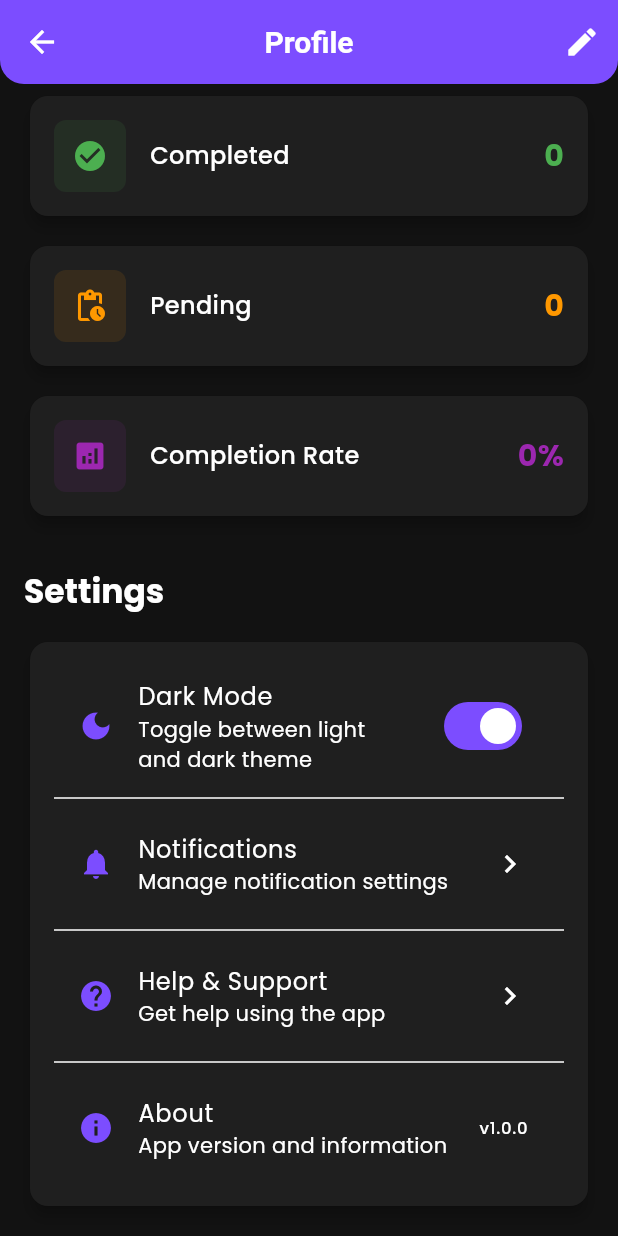
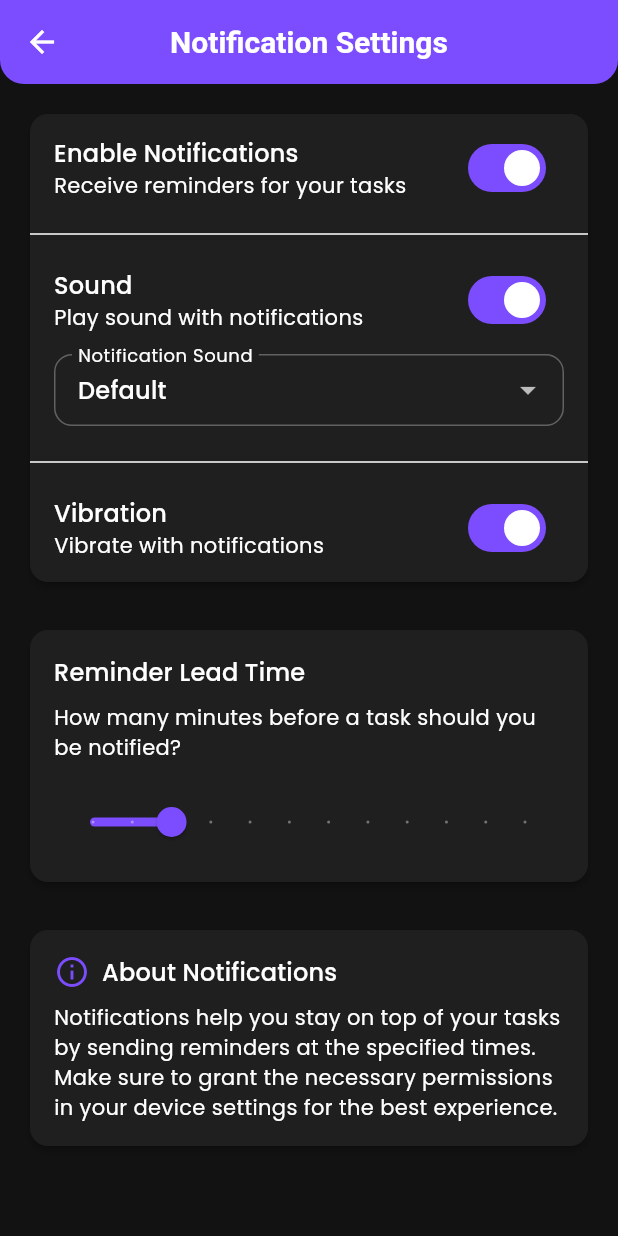
Before and after one commit to iitristan/taskify, a Flutter app: the ProfileScreen screen opened directly, scrolled down 380 dp, after a tap on "Notifications", on a phone screen of 412 x 824 dp. Run offline on Flutter 3.47's test engine with Material 3 defaults, Android fonts, the phone set to English and light mode, and no system bars; our stand-ins replace flutter_local_notifications, google_fonts, shared_preferences, sqflite, table_calendar, timezone; accounts and stored records are empty.

Commit message:
Notifications

```diff
--- a/lib/main.dart
+++ b/lib/main.dart
@@ -8,6 +8,8 @@ import 'providers/theme_provider.dart';
 import 'providers/todo_provider.dart';
 import 'providers/user_provider.dart';
 import 'screens/splash_screen.dart';
+
+final GlobalKey<NavigatorState> navigatorKey = GlobalKey<NavigatorState>();
 
 void main() {
   runApp(const MyApp());
@@ -29,6 +31,7 @@ class MyApp extends StatelessWidget {
       child: Consumer<ThemeProvider>(
         builder: (context, themeProvider, child) {
           return MaterialApp(
+            navigatorKey: navigatorKey,
             title: 'Taskify',
             debugShowCheckedModeBanner: false,
             theme: themeProvider.getTheme().copyWith(
--- a/lib/models/reminder.dart
+++ b/lib/models/reminder.dart
@@ -32,4 +32,20 @@ class Reminder {
       repeatType: map['repeatType'],
     );
   }
+
+  Reminder copyWith({
+    int? id,
+    int? todoId,
+    DateTime? reminderTime,
+    bool? isRepeating,
+    String? repeatType,
+  }) {
+    return Reminder(
+      id: id ?? this.id,
+      todoId: todoId ?? this.todoId,
+      reminderTime: reminderTime ?? this.reminderTime,
+      isRepeating: isRepeating ?? this.isRepeating,
+      repeatType: repeatType ?? this.repeatType,
+    );
+  }
 }
--- a/lib/providers/reminder_provider.dart
+++ b/lib/providers/reminder_provider.dart
@@ -3,9 +3,16 @@ import 'package:sqflite/sqflite.dart';
 import 'package:path/path.dart';
 import 'package:flutter_local_notifications/flutter_local_notifications.dart';
 import '../models/reminder.dart';
+import '../models/todo.dart';
+import '../providers/todo_provider.dart';
 import 'dart:async';
 import 'package:timezone/timezone.dart' as tz;
 import 'package:timezone/data/latest.dart' as tz_data;
+import 'package:shared_preferences/shared_preferences.dart';
+import 'package:provider/provider.dart';
+import 'package:flutter/material.dart';
+import 'dart:convert';
+import '../main.dart';
 
 class ReminderProvider with ChangeNotifier {
   List<Reminder> _reminders = [];
@@ -14,19 +21,51 @@ class ReminderProvider with ChangeNotifier {
   final FlutterLocalNotificationsPlugin flutterLocalNotificationsPlugin =
       FlutterLocalNotificationsPlugin();
 
+  // Notification settings
+  bool _notificationsEnabled = true;
+  bool _soundEnabled = true;
+  bool _vibrationEnabled = true;
+  String _selectedSound = 'default';
+  int _reminderLeadTime = 15;
+
   List<Reminder> get reminders => _reminders;
 
   Future<void> initPlugin() async {
     // Initialize timezone
     tz_data.initializeTimeZones();
 
-    const AndroidInitializationSettings initializationSettingsAndroid =
+    // Load notification settings
+    await _loadNotificationSettings();
+
+    // Configure notification settings
+    final AndroidInitializationSettings initializationSettingsAndroid =
         AndroidInitializationSettings('@mipmap/ic_launcher');
 
-    const DarwinInitializationSettings initializationSettingsIOS =
-        DarwinInitializationSettings();
+    final DarwinInitializationSettings initializationSettingsIOS =
+        DarwinInitializationSettings(
+          requestAlertPermission: true,
+          requestBadgePermission: true,
+          requestSoundPermission: true,
+          notificationCategories: [
+            DarwinNotificationCategory(
+              'taskify_reminders',
+              actions: [
+                DarwinNotificationAction.plain(
+                  'MARK_AS_DONE',
+                  'Mark as Done',
+                  options: {DarwinNotificationActionOption.foreground},
+                ),
+                DarwinNotificationAction.plain(
+                  'SNOOZE',
+                  'Snooze',
+                  options: {DarwinNotificationActionOption.foreground},
+                ),
+              ],
+            ),
+          ],
+        );
 
-    const InitializationSettings initializationSettings =
+    final InitializationSettings initializationSettings =
         InitializationSettings(
           android: initializationSettingsAndroid,
           iOS: initializationSettingsIOS,
@@ -34,12 +73,104 @@ class ReminderProvider with ChangeNotifier {
 
     await flutterLocalNotificationsPlugin.initialize(
       initializationSettings,
-      onDidReceiveNotificationResponse: (
-        NotificationResponse notificationResponse,
-      ) {
-        // Handle notification taps
-      },
+      onDidReceiveNotificationResponse: _handleNotificationResponse,
     );
+
+    // Request permissions on iOS
+    if (!kIsWeb) {
+      await flutterLocalNotificationsPlugin
+          .resolvePlatformSpecificImplementation<
+            IOSFlutterLocalNotificationsPlugin
+          >()
+          ?.requestPermissions(alert: true, badge: true, sound: true);
+    }
+  }
+
+  void _handleNotificationResponse(NotificationResponse response) async {
+    final String? payload = response.payload;
+    if (payload == null) return;
+
+    final Map<String, dynamic> data = json.decode(payload);
+    final int reminderId = data['reminderId'];
+    final int todoId = data['todoId'];
+
+    switch (response.actionId) {
+      case 'MARK_AS_DONE':
+        // Mark the todo as completed
+        final todoProvider = Provider.of<TodoProvider>(
+          navigatorKey.currentContext!,
+          listen: false,
+        );
+        final todo = todoProvider.todos.firstWhere(
+          (todo) => todo.id == todoId,
+          orElse:
+              () => Todo(title: '', description: '', dueDate: DateTime.now()),
+        );
+        if (todo.id != null) {
+          await todoProvider.updateTodo(todo.copyWith(isCompleted: true));
+        }
+        break;
+      case 'SNOOZE':
+        // Snooze the reminder for 15 minutes
+        final reminder = _reminders.firstWhere(
+          (r) => r.id == reminderId,
+          orElse: () => Reminder(todoId: todoId, reminderTime: DateTime.now()),
+        );
+        if (reminder.id != null) {
+          final newReminderTime = DateTime.now().add(
+            const Duration(minutes: 15),
+          );
+          await updateReminder(
+            reminder.copyWith(reminderTime: newReminderTime),
+          );
+        }
+        break;
+      default:
+        // Handle notification tap
+        break;
+    }
+  }
+
+  Future<void> _loadNotificationSettings() async {
+    final prefs = await SharedPreferences.getInstance();
+    _notificationsEnabled = prefs.getBool('notifications_enabled') ?? true;
+    _soundEnabled = prefs.getBool('notification_sound_enabled') ?? true;
+    _vibrationEnabled = prefs.getBool('notification_vibration_enabled') ?? true;
+    _selectedSound = prefs.getString('notification_sound') ?? 'default';
+    _reminderLeadTime = prefs.getInt('reminder_lead_time') ?? 15;
+  }
+
+  Future<void> updateNotificationSettings({
+    required bool enabled,
+    required bool soundEnabled,
+    required bool vibrationEnabled,
+    required String sound,
+    required int leadTime,
+  }) async {
+    _notificationsEnabled = enabled;
+    _soundEnabled = soundEnabled;
+    _vibrationEnabled = vibrationEnabled;
+    _selectedSound = sound;
+    _reminderLeadTime = leadTime;
+
+    // Reschedule all notifications with new settings
+    await _rescheduleAllNotifications();
+
+    notifyListeners();
+  }
+
+  Future<void> _rescheduleAllNotifications() async {
+    // Cancel all existing notifications
+    await flutterLocalNotificationsPlugin.cancelAll();
+
+    // Reschedule notifications if enabled
+    if (_notificationsEnabled) {
+      for (var reminder in _reminders) {
+        if (reminder.reminderTime.isAfter(DateTime.now())) {
+          await scheduleNotification(reminder);
+        }
+      }
+    }
   }
 
   Future<void> initDatabase() async {
@@ -172,27 +303,52 @@ class ReminderProvider with ChangeNotifier {
   }
 
   Future<void> scheduleNotification(Reminder reminder) async {
-    if (reminder.id == null) return;
+    if (reminder.id == null || !_notificationsEnabled) return;
 
     try {
-      AndroidNotificationDetails androidDetails =
-          const AndroidNotificationDetails(
+      final androidDetails = AndroidNotificationDetails(
         'taskify_reminders',
         'Task Reminders',
         channelDescription: 'Notifications for task reminders',
         importance: Importance.max,
         priority: Priority.high,
+        sound:
+            _soundEnabled
+                ? RawResourceAndroidNotificationSound(_selectedSound)
+                : null,
+        enableVibration: _vibrationEnabled,
+        styleInformation: BigTextStyleInformation(''),
+        category: AndroidNotificationCategory.reminder,
+        actions: [
+          const AndroidNotificationAction('MARK_AS_DONE', 'Mark as Done'),
+          const AndroidNotificationAction('SNOOZE', 'Snooze'),
+        ],
       );
 
-      DarwinNotificationDetails iosDetails = const DarwinNotificationDetails();
+      final iosDetails = DarwinNotificationDetails(
+        sound: _soundEnabled ? _selectedSound : null,
+        presentAlert: true,
+        presentBadge: true,
+        presentSound: _soundEnabled,
+        categoryIdentifier: 'taskify_reminders',
+      );
 
-      NotificationDetails notificationDetails = NotificationDetails(
+      final notificationDetails = NotificationDetails(
         android: androidDetails,
         iOS: iosDetails,
       );
 
-      // Convert DateTime to TZDateTime
-      final scheduledDate = tz.TZDateTime.from(reminder.reminderTime, tz.local);
+      // Prepare notification payload
+      final payload = json.encode({
+        'reminderId': reminder.id,
+        'todoId': reminder.todoId,
+      });
+
+      // Calculate notification time with lead time
+      final scheduledDate = tz.TZDateTime.from(
+        reminder.reminderTime.subtract(Duration(minutes: _reminderLeadTime)),
+        tz.local,
+      );
 
       if (reminder.isRepeating) {
         // Handle repeating notifications based on repeatType
@@ -218,6 +374,7 @@ class ReminderProvider with ChangeNotifier {
           'You have a task to complete',
           interval,
           notificationDetails,
+          payload: payload,
         );
       } else {
         await flutterLocalNotificationsPlugin.zonedSchedule(
@@ -229,10 +386,11 @@ class ReminderProvider with ChangeNotifier {
           androidAllowWhileIdle: true,
           uiLocalNotificationDateInterpretation:
               UILocalNotificationDateInterpretation.absoluteTime,
+          payload: payload,
         );
       }
     } catch (e) {
-      print('Error scheduling notification: $e');
+      debugPrint('Error scheduling notification: $e');
     }
   }
 
--- /dev/null
+++ b/lib/screens/notification_settings_screen.dart
@@ -0,0 +1,241 @@
+import 'package:flutter/material.dart';
+import 'package:provider/provider.dart';
+import '../providers/reminder_provider.dart';
+import 'package:shared_preferences/shared_preferences.dart';
+
+class NotificationSettingsScreen extends StatefulWidget {
+  const NotificationSettingsScreen({super.key});
+
+  @override
+  State<NotificationSettingsScreen> createState() =>
+      _NotificationSettingsScreenState();
+}
+
+class _NotificationSettingsScreenState
+    extends State<NotificationSettingsScreen> {
+  bool _notificationsEnabled = true;
+  bool _soundEnabled = true;
+  bool _vibrationEnabled = true;
+  String _selectedSound = 'default';
+  int _reminderLeadTime = 15; // minutes
+
+  final List<String> _soundOptions = [
+    'default',
+    'alert',
+    'bell',
+    'chime',
+    'none',
+  ];
+
+  @override
+  void initState() {
+    super.initState();
+    _loadSettings();
+  }
+
+  Future<void> _loadSettings() async {
+    final prefs = await SharedPreferences.getInstance();
+    setState(() {
+      _notificationsEnabled = prefs.getBool('notifications_enabled') ?? true;
+      _soundEnabled = prefs.getBool('notification_sound_enabled') ?? true;
+      _vibrationEnabled =
+          prefs.getBool('notification_vibration_enabled') ?? true;
+      _selectedSound = prefs.getString('notification_sound') ?? 'default';
+      _reminderLeadTime = prefs.getInt('reminder_lead_time') ?? 15;
+    });
+  }
+
+  Future<void> _saveSettings() async {
+    final prefs = await SharedPreferences.getInstance();
+    await prefs.setBool('notifications_enabled', _notificationsEnabled);
+    await prefs.setBool('notification_sound_enabled', _soundEnabled);
+    await prefs.setBool('notification_vibration_enabled', _vibrationEnabled);
+    await prefs.setString('notification_sound', _selectedSound);
+    await prefs.setInt('reminder_lead_time', _reminderLeadTime);
+
+    // Update notification settings in the ReminderProvider
+    if (mounted) {
+      final reminderProvider = Provider.of<ReminderProvider>(
+        context,
+        listen: false,
+      );
+      await reminderProvider.updateNotificationSettings(
+        enabled: _notificationsEnabled,
+        soundEnabled: _soundEnabled,
+        vibrationEnabled: _vibrationEnabled,
+        sound: _selectedSound,
+        leadTime: _reminderLeadTime,
+      );
+    }
+  }
+
+  @override
+  Widget build(BuildContext context) {
+    final colorScheme = Theme.of(context).colorScheme;
+    final textTheme = Theme.of(context).textTheme;
+
+    return Scaffold(
+      appBar: AppBar(
+        title: const Text('Notification Settings'),
+        backgroundColor: colorScheme.primary,
+        foregroundColor: Colors.white,
+      ),
+      body: ListView(
+        padding: const EdgeInsets.all(16),
+        children: [
+          Card(
+            elevation: 2,
+            shape: RoundedRectangleBorder(
+              borderRadius: BorderRadius.circular(12),
+            ),
+            child: Column(
+              children: [
+                SwitchListTile(
+                  title: Text(
+                    'Enable Notifications',
+                    style: textTheme.titleMedium,
+                  ),
+                  subtitle: const Text('Receive reminders for your tasks'),
+                  value: _notificationsEnabled,
+                  onChanged: (value) {
+                    setState(() {
+                      _notificationsEnabled = value;
+                    });
+                    _saveSettings();
+                  },
+                ),
+                const Divider(),
+                SwitchListTile(
+                  title: Text('Sound', style: textTheme.titleMedium),
+                  subtitle: const Text('Play sound with notifications'),
+                  value: _soundEnabled,
+                  onChanged:
+                      _notificationsEnabled
+                          ? (value) {
+                            setState(() {
+                              _soundEnabled = value;
+                            });
+                            _saveSettings();
+                          }
+                          : null,
+                ),
+                if (_soundEnabled && _notificationsEnabled) ...[
+                  Padding(
+                    padding: const EdgeInsets.symmetric(horizontal: 16),
+                    child: DropdownButtonFormField<String>(
+                      value: _selectedSound,
+                      decoration: const InputDecoration(
+                        labelText: 'Notification Sound',
+                      ),
+                      items:
+                          _soundOptions
+                              .map(
+                                (sound) => DropdownMenuItem(
+                                  value: sound,
+                                  child: Text(
+                                    sound.substring(0, 1).toUpperCase() +
+                                        sound.substring(1),
+                                  ),
+                                ),
+                              )
+                              .toList(),
+                      onChanged: (value) {
+                        if (value != null) {
+                          setState(() {
+                            _selectedSound = value;
+                          });
+                          _saveSettings();
+                        }
+                      },
+                    ),
+                  ),
+                  const SizedBox(height: 16),
+                ],
+                const Divider(),
+                SwitchListTile(
+                  title: Text('Vibration', style: textTheme.titleMedium),
+                  subtitle: const Text('Vibrate with notifications'),
+                  value: _vibrationEnabled,
+                  onChanged:
+                      _notificationsEnabled
+                          ? (value) {
+                            setState(() {
+                              _vibrationEnabled = value;
+                            });
+                            _saveSettings();
+                          }
+                          : null,
+                ),
+              ],
+            ),
+          ),
+          const SizedBox(height: 24),
+          Card(
+            elevation: 2,
+            shape: RoundedRectangleBorder(
+              borderRadius: BorderRadius.circular(12),
+            ),
+            child: Padding(
+              padding: const EdgeInsets.all(16),
+              child: Column(
+                crossAxisAlignment: CrossAxisAlignment.start,
+                children: [
+                  Text('Reminder Lead Time', style: textTheme.titleMedium),
+                  const SizedBox(height: 8),
+                  Text(
+                    'How many minutes before a task should you be notified?',
+                    style: textTheme.bodyMedium,
+                  ),
+                  const SizedBox(height: 16),
+                  Slider(
+                    value: _reminderLeadTime.toDouble(),
+                    min: 5,
+                    max: 60,
+                    divisions: 11,
+                    label: '${_reminderLeadTime.round()} minutes',
+                    onChanged:
+                        _notificationsEnabled
+                            ? (value) {
+                              setState(() {
+                                _reminderLeadTime = value.round();
+                              });
+                              _saveSettings();
+                            }
+                            : null,
+                  ),
+                ],
+              ),
+            ),
+          ),
+          const SizedBox(height: 24),
+          Card(
+            elevation: 2,
+            shape: RoundedRectangleBorder(
+              borderRadius: BorderRadius.circular(12),
+            ),
+            child: Padding(
+              padding: const EdgeInsets.all(16),
+              child: Column(
+                crossAxisAlignment: CrossAxisAlignment.start,
+                children: [
+                  Row(
+                    children: [
+                      Icon(Icons.info_outline, color: colorScheme.primary),
+                      const SizedBox(width: 8),
+                      Text('About Notifications', style: textTheme.titleMedium),
+                    ],
+                  ),
+                  const SizedBox(height: 8),
+                  Text(
+                    'Notifications help you stay on top of your tasks by sending reminders at the specified times. Make sure to grant the necessary permissions in your device settings for the best experience.',
+                    style: textTheme.bodyMedium,
+                  ),
+                ],
+              ),
+            ),
+          ),
+        ],
+      ),
+    );
+  }
+}
--- a/lib/screens/profile_screen.dart
+++ b/lib/screens/profile_screen.dart
@@ -4,6 +4,7 @@ import 'package:provider/provider.dart';
 import '../providers/theme_provider.dart';
 import '../providers/todo_provider.dart';
 import '../providers/user_provider.dart';
+import '../screens/notification_settings_screen.dart';
 
 class ProfileScreen extends StatefulWidget {
   const ProfileScreen({super.key});
@@ -244,7 +245,13 @@ class _ProfileScreenState extends State<ProfileScreen> {
                   subtitle: 'Manage notification settings',
                   colorScheme: colorScheme,
                   onTap: () {
-                    // Navigate to notifications settings
+                    Navigator.push(
+                      context,
+                      MaterialPageRoute(
+                        builder:
+                            (context) => const NotificationSettingsScreen(),
+                      ),
+                    );
                   },
                 ),
                 const Divider(),
```
Also changed, not shown: lib/screens/splash_screen.dart (+20 -2 lines). Lines whose indentation alone changed are shown as unchanged.
